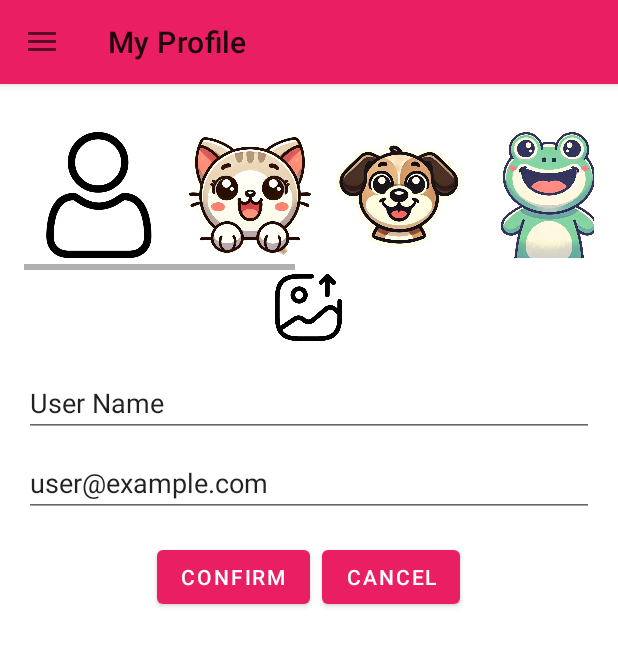
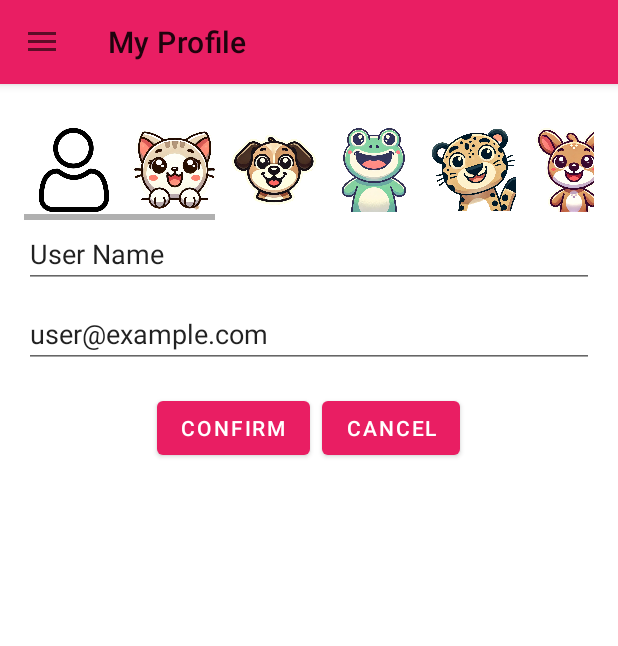
Before and after one commit to Lelekhoa1812/Linguaphile, an Android app: the ProfileFragment screen opened through its navigation route, after a tap on "UPDATE MY DETAILS", on a phone screen of 412 x 824 dp. Shown: the top 646 px of the screen. Run offline under Robolectric (Android 15) with nearby library versions, the phone set to English and light mode, and no system bars; our stand-ins replace Room's generated code, data binding, navigation-ui.

Commit message:
Seventeenth commit. Add avatar claasses as regular, rare, epic, legendary dynamically. TODO: Fix background shows in edit mode to adapt background color directly.

```diff
--- a/app/src/main/java/com/example/linguaphile/fragments/ProfileFragment.kt
+++ b/app/src/main/java/com/example/linguaphile/fragments/ProfileFragment.kt
@@ -1,10 +1,5 @@
 package com.example.linguaphile.fragments
 
-import android.app.Activity
-import android.content.Intent
-import android.graphics.Bitmap
-import android.graphics.BitmapFactory
-import android.net.Uri
 import android.os.Bundle
 import android.util.Log
 import android.view.LayoutInflater
@@ -12,7 +7,6 @@ import android.view.View
 import android.view.ViewGroup
 import android.widget.ImageView
 import android.widget.Toast
-import androidx.activity.result.contract.ActivityResultContracts
 import androidx.fragment.app.Fragment
 import androidx.lifecycle.ViewModelProvider
 import com.example.linguaphile.R
@@ -22,9 +16,6 @@ import com.example.linguaphile.viewmodels.UserViewModel
 import com.example.linguaphile.repositories.UserRepository
 import com.example.linguaphile.databases.UserDatabase
 import com.example.linguaphile.viewmodels.UserViewModelFactory
-import java.io.File
-import java.io.FileOutputStream
-import java.io.IOException
 
 class ProfileFragment : Fragment() {
     private var _binding: FragmentProfileBinding? = null
@@ -44,28 +35,19 @@ class ProfileFragment : Fragment() {
         val repository = UserRepository(userDao)
         val factory = UserViewModelFactory(repository)
         // Use factory to create ViewModel
-        userViewModel = ViewModelProvider(this, factory).get(UserViewModel::class.java)
+        userViewModel = ViewModelProvider(this, factory)[UserViewModel::class.java] // Replace .get method call with proper java class indexing implementation
         // Observe user data (casing null and default)
         userViewModel.getUser().observe(viewLifecycleOwner) { user ->
             if (user != null) {
                 Log.d("Profile Fragment", "User is not null") // Logs
                 currentUser = user
                 showUserDetails(user)
-            } else if (user == null || user.name == "User Name") {
+            } else if (user == null || user.name == "User Name") { // This check is redundant but just try to ensure the program works correctly
                 Log.d("Profile Fragment", "User is null or default") // Logs
                 showDefaultDetails()
             }
         }
         setupAvatarSelection() // Setup scroller view and enable data selection
-        // Handle avatar selection
-//        binding.avatarUser.setOnClickListener { selectAvatar(R.drawable.user) }
-//        binding.avatarCat.setOnClickListener { selectAvatar(R.drawable.cat) }
-//        binding.avatarDog.setOnClickListener { selectAvatar(R.drawable.dog) }
-//        binding.avatarRabbit.setOnClickListener { selectAvatar(R.drawable.rabbit) }
-//        binding.avatarFrog.setOnClickListener { selectAvatar(R.drawable.frog) }
-//        binding.avatarElephant.setOnClickListener { selectAvatar(R.drawable.elephant) }
-//        binding.avatarKangaroo.setOnClickListener { selectAvatar(R.drawable.kangaroo) }
-//        binding.avatarOx.setOnClickListener { selectAvatar(R.drawable.ox) }
         // Trigger edit mode on listener
         binding.updateDetailsButton.setOnClickListener { enterEditMode() }
         // Confirm and update user details on data
@@ -81,32 +63,45 @@ class ProfileFragment : Fragment() {
 
     // Implement the click handler for selecting images from the scroller, then bind data
     private fun setupAvatarSelection() {
-        val avatarIds = listOf(
-            R.id.avatarUser, R.id.avatarCat, R.id.avatarDog,
-            R.id.avatarFrog, R.id.avatarElephant, R.id.avatarKangaroo,
-            R.id.avatarOx, R.id.avatarRabbit
+        val avatarResources = listOf(
+            // regular
+            R.drawable.user, R.drawable.cat, R.drawable.dog, R.drawable.frog,
+            R.drawable.jaguar, R.drawable.kangaroo, R.drawable.ox, R.drawable.rabbit,
+            // rare
+            R.drawable.bee1, R.drawable.elephant, R.drawable.monkey,
+            // epic
+            R.drawable.bee2, R.drawable.bear, R.drawable.dolphin,
+            // legendary
+            R.drawable.bee3, R.drawable.lion, R.drawable.robot
         )
-        avatarIds.forEach { id ->
-            binding.root.findViewById<ImageView>(id).setOnClickListener {
-                val drawableResource = when (id) {
-                    R.id.avatarUser -> R.drawable.user
-                    R.id.avatarCat -> R.drawable.cat
-                    R.id.avatarDog -> R.drawable.dog
-                    R.id.avatarFrog -> R.drawable.frog
-                    R.id.avatarElephant -> R.drawable.elephant
-                    R.id.avatarKangaroo -> R.drawable.kangaroo
-                    R.id.avatarOx -> R.drawable.ox
-                    R.id.avatarRabbit -> R.drawable.rabbit
-                    else -> R.drawable.user // Default case
+        // Clear existing views to prevent duplicates
+        binding.avatarLinearLayout.removeAllViews()
+        avatarResources.forEach { resId -> // Match image resources with resId on pick
+            val imageView = ImageView(requireContext()).apply {
+                val layoutParams = ViewGroup.MarginLayoutParams(100, 100).apply {
+                    setMargins(8, 0, 8, 0)
                 }
-                selectedImageResId = drawableResource // Choose the targeted image resource
-                binding.selectedProfileImageView.setImageResource(drawableResource)
-                binding.selectedProfileImageView.visibility = View.VISIBLE
-                binding.avatarScrollView.visibility =
-                    View.GONE // Hide scroller after selection            }
+                this.layoutParams = layoutParams
+                setImageResource(resId)
+                setPadding(8, 8, 8, 8)
+                isClickable = true
+                setOnClickListener {
+                    selectAvatar(resId)
+                }
             }
+            // Add ImageView to the LinearLayout inside the HorizontalScrollView
+            binding.avatarLinearLayout.addView(imageView)
         }
     }
+
+    // Function to handle avatar selection, dynamically adjust visibility
+    private fun selectAvatar(resId: Int) {
+        selectedImageResId = resId
+        binding.selectedProfileImageView.setImageResource(resId)
+        binding.selectedProfileImageView.visibility = View.VISIBLE
+        binding.avatarScrollView.visibility = View.GONE
+    }
+
 
     // Enable and disable scroller visibility when interact UI elements
     private fun toggleAvatarScrollerVisibility() {
@@ -119,6 +114,26 @@ class ProfileFragment : Fragment() {
         }
     }
 
+    // Function to get background color based on the drawable resource ID, colors are set by their class (regular, rare, epic, legendary)
+    private fun getBackgroundColorForImage(imageResId: Int): Int {
+        return when (imageResId) {
+            // regular class
+            R.drawable.user, R.drawable.cat, R.drawable.dog, R.drawable.frog,
+            R.drawable.jaguar, R.drawable.kangaroo, R.drawable.ox, R.drawable.rabbit -> {
+                resources.getColor(R.color.ivory, null) }
+            // rare class
+            R.drawable.bee1, R.drawable.elephant, R.drawable.monkey -> {
+                resources.getColor(R.color.green, null) }
+            // epic class
+            R.drawable.bee2, R.drawable.bear, R.drawable.dolphin -> {
+                resources.getColor(R.color.blue, null) }
+            // legendary class
+            R.drawable.bee3, R.drawable.lion, R.drawable.robot -> {
+                resources.getColor(R.color.purple, null) }
+            else -> resources.getColor(R.color.ivory, null) // Default to ivory if not matched
+        }
+    }
+
     // View mode with default details and hide edit mode
     private fun showUserDetails(user: User?) {
         binding.editModeLayout.visibility = View.GONE
@@ -128,7 +143,7 @@ class ProfileFragment : Fragment() {
         // Assert image path not null then set up view with corresponding animal icon user selected
         val imageRes = user?.profilePicture?.toIntOrNull() ?: R.drawable.user
         binding.profileImageView.setImageResource(imageRes)
-        binding.profileImageView.setBackgroundColor(resources.getColor(R.color.ivory, null))
+        binding.profileImageView.setBackgroundColor(getBackgroundColorForImage(imageRes)) // Set corresponding background color by class
         // Name and email TextViews
         binding.userNameTextView.text = user?.name ?: "" // "User Name"
         binding.emailTextView.text = user?.email ?: ""   // "user@example.com"
@@ -146,6 +161,9 @@ class ProfileFragment : Fragment() {
         // Set the EditText fields with current user data
         binding.editUserName.setText(currentUser?.name ?: "")
         binding.editEmail.setText(currentUser?.email ?: "")
+        val imageRes = currentUser?.profilePicture?.toIntOrNull() ?: R.drawable.user
+        binding.selectedProfileImageView.setImageResource(imageRes)
+        binding.selectedProfileImageView.setBackgroundColor(getBackgroundColorForImage(imageRes)) // Set background color by class
         binding.avatarScrollView.visibility = View.VISIBLE
         binding.selectedProfileImageView.visibility = View.GONE
     }
@@ -164,15 +182,12 @@ class ProfileFragment : Fragment() {
             id = currentUser?.id ?: 1, // Always set to 1 if there is only one user record
             name = newName,
             email = newEmail,
-            //profilePicture = selectedImageUri?.toString() ?: currentUser?.profilePicture // Save the picture uri
-            //profilePicture = selectedImageUri?.path // Save the path instead of the URI
-            //profilePicture = selectedImageUri?.path ?: currentUser?.profilePicture // Save the path or use current profile picture
             profilePicture = selectedImageResId.toString() // Set image resource id (string)
         )
         // Update with ViewModel
         userViewModel.updateUser(updatedUser)
         Toast.makeText(context, "Details updated successfully", Toast.LENGTH_SHORT).show()
-        //Log.d("ProfileFragment", "Picture path now: ${updatedUser.profilePicture}") // Logs
+        Log.d("ProfileFragment", "Picture path now: ${updatedUser.profilePicture}") // Logs
         currentUser = updatedUser // Update UI dynamically
         showUserDetails(updatedUser)
         // Re-fetch user data from ViewModel to trigger LiveData update
--- a/app/src/main/res/layout/fragment_profile.xml
+++ b/app/src/main/res/layout/fragment_profile.xml
@@ -1,6 +1,5 @@
 <?xml version="1.0" encoding="utf-8"?>
 <layout xmlns:android="http://schemas.android.com/apk/res/android">
-
     <data>
         <!-- Add any required binding variables -->
     </data>
@@ -61,7 +60,7 @@
             android:gravity="center_horizontal"
             android:visibility="gone">
 
-            <!-- Selected Image View -->
+            <!-- Selected Image View after picking the scroller, re-select from here -->
             <ImageView
                 android:id="@+id/selectedProfileImageView"
                 android:layout_width="100dp"
@@ -78,92 +77,15 @@
                 android:layout_height="wrap_content"
                 android:layout_marginTop="8dp">
 
+                <!-- Avatar package tag -->
                 <LinearLayout
+                    android:id="@+id/avatarLinearLayout"
                     android:layout_width="wrap_content"
                     android:layout_height="wrap_content"
                     android:orientation="horizontal">
-                    <!-- Beginner avatar package -->
-                    <!-- Default user img -->
-                    <ImageView
-                        android:id="@+id/avatarUser"
-                        android:layout_width="100dp"
-                        android:layout_height="100dp"
-                        android:src="@drawable/user"
-                        android:padding="8dp"
-                        android:clickable="true"
-                        android:onClick="onAvatarSelected" />
-                    <!-- Cat img -->
-                    <ImageView
-                        android:id="@+id/avatarCat"
-                        android:layout_width="100dp"
-                        android:layout_height="100dp"
-                        android:src="@drawable/cat"
-                        android:padding="8dp"
-                        android:clickable="true"
-                        android:onClick="onAvatarSelected" />
-                    <!-- Dog img -->
-                    <ImageView
-                        android:id="@+id/avatarDog"
-                        android:layout_width="100dp"
-                        android:layout_height="100dp"
-                        android:src="@drawable/dog"
-                        android:padding="8dp"
-                        android:clickable="true"
-                        android:onClick="onAvatarSelected" />
-                    <!-- Frog img -->
-                    <ImageView
-                        android:id="@+id/avatarFrog"
-                        android:layout_width="100dp"
-                        android:layout_height="100dp"
-                        android:src="@drawable/frog"
-                        android:padding="8dp"
-                        android:clickable="true"
-                        android:onClick="onAvatarSelected" />
-                    <!-- Elephant img -->
-                    <ImageView
-                        android:id="@+id/avatarElephant"
-                        android:layout_width="100dp"
-                        android:layout_height="100dp"
-                        android:src="@drawable/elephant"
-                        android:padding="8dp"
-                        android:clickable="true"
-                        android:onClick="onAvatarSelected" />
-                    <!-- Kangaroo img -->
-                    <ImageView
-                        android:id="@+id/avatarKangaroo"
-                        android:layout_width="100dp"
-                        android:layout_height="100dp"
-                        android:src="@drawable/kangaroo"
-                        android:padding="8dp"
-                        android:clickable="true"
-                        android:onClick="onAvatarSelected" />
-                    <!-- Ox img -->
-                    <ImageView
-                        android:id="@+id/avatarOx"
-                        android:layout_width="100dp"
-                        android:layout_height="100dp"
-                        android:src="@drawable/ox"
-                        android:padding="8dp"
-                        android:clickable="true"
-                        android:onClick="onAvatarSelected" />
-                    <!-- Rabbit img -->
-                    <ImageView
-                        android:id="@+id/avatarRabbit"
-                        android:layout_width="100dp"
-                        android:layout_height="100dp"
-                        android:src="@drawable/rabbit"
-                        android:padding="8dp"
-                        android:clickable="true"
-                        android:onClick="onAvatarSelected" />
+                    <!-- ImageView items will be added programmatically -->
                 </LinearLayout>
             </HorizontalScrollView>
-
-            <ImageView
-                android:id="@+id/editProfileImageHolder"
-                android:layout_width="50dp"
-                android:layout_height="50dp"
-                android:src="@drawable/upload"
-                android:layout_marginBottom="16dp" />
 
             <EditText
                 android:id="@+id/editUserName"
--- a/app/src/main/res/values/colors.xml
+++ b/app/src/main/res/values/colors.xml
@@ -10,5 +10,8 @@
     <color name="colorTextSecondary">#000000</color>
     <color name="grey">#A6FFFFFF</color>
     <color name="ivory">#FFFFF0</color>
+    <color name="green">#A6DFA8</color>
+    <color name="blue">#6F7DCC</color>
+    <color name="purple">#7A60AB</color>
     <!-- Add more custom colors as needed -->
 </resources>
```
Also changed, not shown: app/src/main/res/drawable/bear.png (added), app/src/main/res/drawable/bee1.png (added), app/src/main/res/drawable/bee2.png (added), app/src/main/res/drawable/bee3.png (added), app/src/main/res/drawable/dolphin.png (added), app/src/main/res/drawable/jaguar.png (added), app/src/main/res/drawable/lion.png (added), app/src/main/res/drawable/monkey.png (added), app/src/main/res/drawable/robot.png (added).
